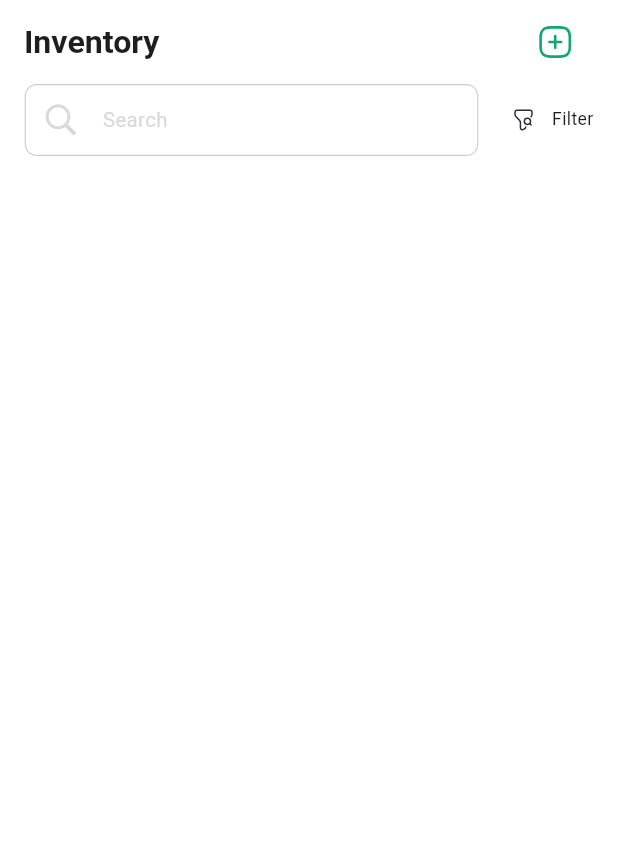
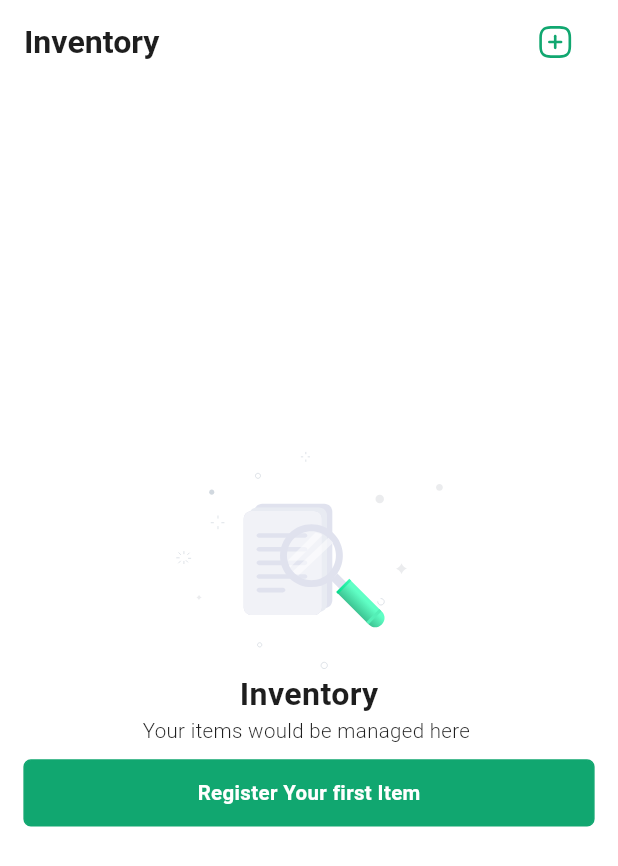
Before and after one commit to krysnkem/hng11-nfc-grocery-tracker, a Flutter app: the Inventory screen opened directly, on a phone screen of 412 x 824 dp. Shown: the top 866 px of the screen. Run offline on Flutter 3.47's test engine with Material 3 defaults, Android fonts, the phone set to English and light mode, and no system bars; drawn by our look-alikes of oktoast; our stand-ins replace device_info_plus, equatable, flutter_riverpod, flutter_screenutil, flutter_secure_storage, flutter_svg and 2 more; missing offline and left inert: nfc_manager; accounts and stored records are empty; Roboto replaces fonts that are missing (SF Pro Display).

Commit message:
inventory_ui_fix

```diff
--- a/lib/screens/main/inventory/inventory.dart
+++ b/lib/screens/main/inventory/inventory.dart
@@ -22,6 +22,7 @@ import 'package:grocey_tag/widgets/scan_tag/show_read_button_sheet.dart';
 import 'package:grocey_tag/widgets/text-field-widget.dart';
 import 'package:intl/intl.dart';
 
+import '../../../utils/app-bottom-sheet.dart';
 import '../../../widgets/filter.dart';
 
 List<String> filterItems = ["Date Bought", "Quantity", "Expiry Date"];
@@ -78,7 +79,30 @@ class _InventoryState extends ConsumerState<Inventory> {
     ref.read(sortCriteriaProvider.notifier).state = val;
   }
 
-  bool isempty = false;
+  showOption() async {
+    appBottomSheet(Column(
+      children: [
+        AppButton(
+          text: "Write",
+          isOutline: true,
+          borderColor: primaryColor,
+          textColor: primaryColor,
+          onTap: () async {
+            Navigator.of(context).pop();
+            navigationService.navigateToWidget(const AddItemScreen());
+          },
+        ),
+        10.sp.sbH,
+        AppButton(
+          text: "Cancel",
+          onTap: navigationService.goBack,
+          backGroundColor: Colors.red,
+          borderColor: Colors.red,
+        ),
+        16.sp.sbH
+      ],
+    ));
+  }
 
   @override
   Widget build(BuildContext context) {
@@ -99,8 +123,10 @@ class _InventoryState extends ConsumerState<Inventory> {
             16.w.sbW
           ],
         ),
-        body: isempty
-            ? Column(
+        body: itemList.isEmpty
+            ? Padding(
+                padding: 16.sp.padA,
+                child: Column(
                   mainAxisAlignment: MainAxisAlignment.center,
                   children: [
                     Center(
@@ -119,21 +145,13 @@ class _InventoryState extends ConsumerState<Inventory> {
                     ),
                     10.h.sbH,
                     AppButton(
-              width: 358.sp,
                       height: 46.sp,
-              onTap: () {},
+                      onTap: showOption,
                       text: "Register Your first Item",
                     ),
                     30.h.sbH,
-            Text.rich(TextSpan(children: [
-              TextSpan(
-                text: "Confused? Learn how it works ",
-                style: TextStyle(color: blackColor),
+                  ],
                 ),
-              const TextSpan(
-                  text: "here", style: TextStyle(color: Colors.grey))
-            ]))
-          ],
               )
             : GestureDetector(
                 onTap: () => FocusManager.instance.primaryFocus?.unfocus(),
```
Lines whose indentation alone changed are shown as unchanged.
